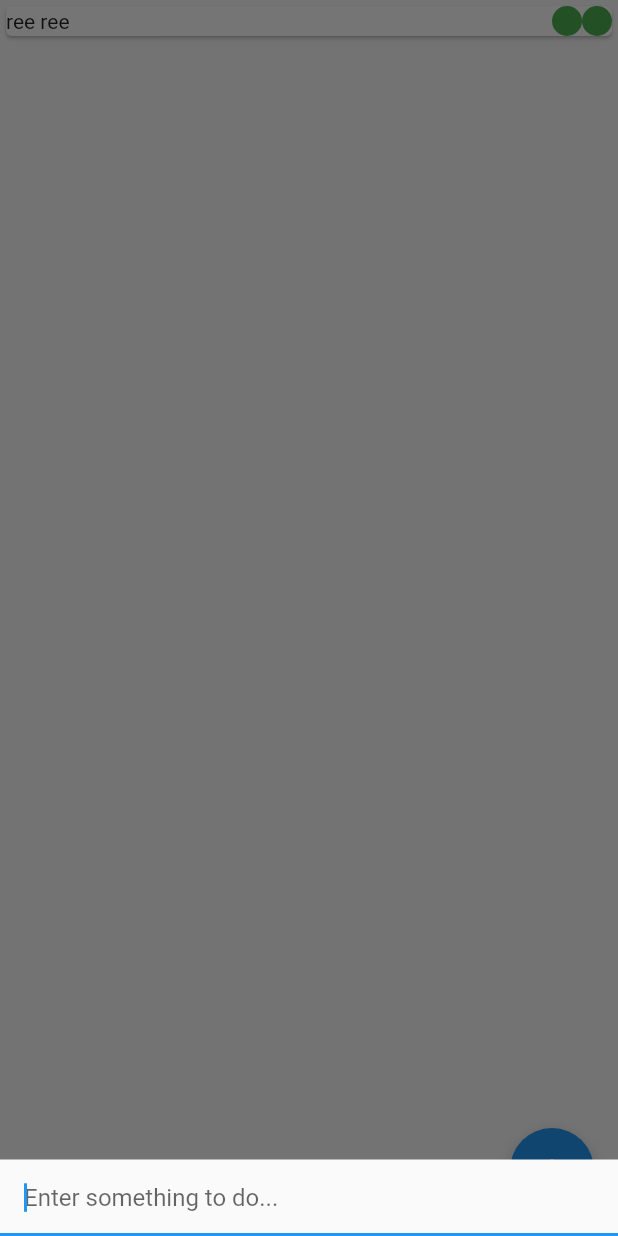
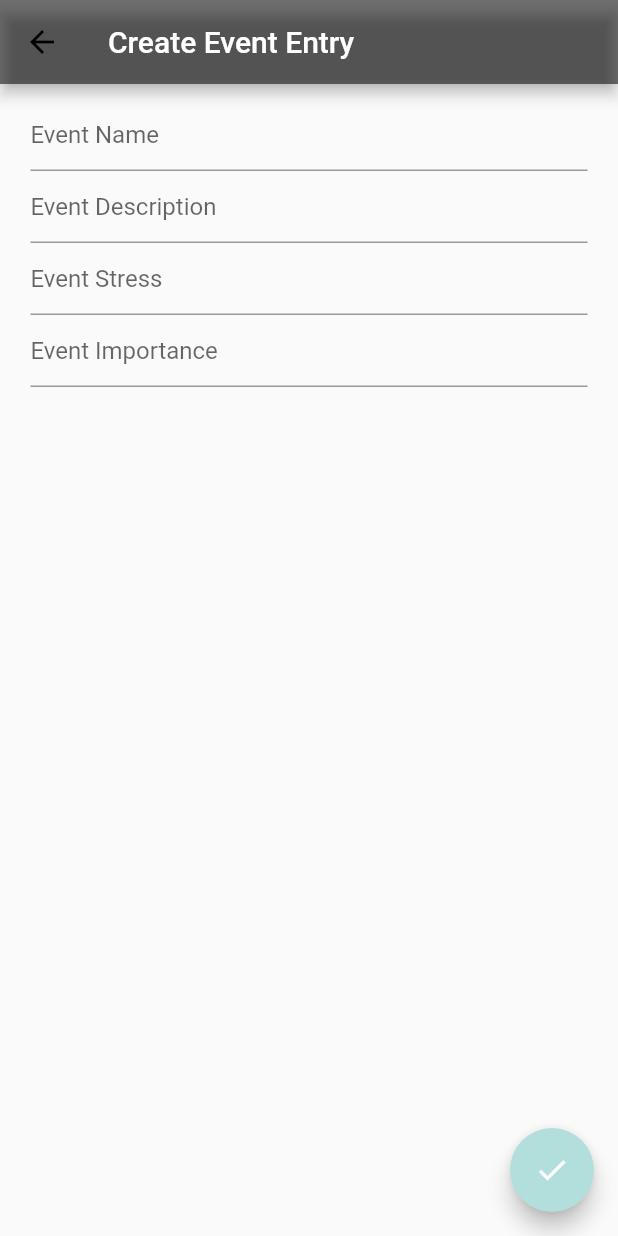
Before and after one commit to Doshy-Org/flutter-StressCalendar, a Flutter app: the TodoList screen opened directly, after a tap on the "add" icon, on a phone screen of 412 x 824 dp. Run offline on Flutter 3.47's test engine with Material 2 defaults, Android fonts, the phone set to English and light mode, and no system bars; missing offline and left inert: date_utils.

Commit message:
Added event entry
Co-authored-by: Emily Li <cookedmilk@gmail.com>

```diff
--- /dev/null
+++ b/calendar/lib/addEventEntry.dart
@@ -0,0 +1,174 @@
+import 'package:flutter/material.dart';
+import 'package:calendar/eventsPage.dart';
+import 'package:calendar/event.dart';
+class addEventEntry extends StatefulWidget
+{
+  @override
+  State<StatefulWidget> createState()
+  {
+    return _addEventEntryState();
+  }
+}
+
+class _addEventEntryState extends State<addEventEntry>
+{
+  String name;
+  String desc;
+  int stress;
+  int imp;
+
+  final GlobalKey<FormState> _addEventGlobalKey = GlobalKey<FormState>();
+
+Widget page(BuildContext ctxt)
+{
+  final double deviceWidth = MediaQuery.of(context).size.width;
+  final double targetWidth =
+   deviceWidth > 550.0 ? 500 : deviceWidth * 0.95;
+  final double paddingAmount = deviceWidth - targetWidth;
+   //translation:::
+  //  if(deviceWidth > 550.0)
+  //   targetWidth = 500;
+  // else
+  //   targetWidth = deviceWidth * 0.95;
+
+  return GestureDetector
+  (
+    //keyboard closes when user taps outside of keyboard
+
+    onTap:()
+    {
+
+    },
+
+    child: Container
+    (
+      margin: EdgeInsets.all(10.0),
+      child: Form(
+        key: _addEventGlobalKey,
+        child: ListView(
+          padding: EdgeInsets.symmetric(horizontal : paddingAmount/2),
+          children: <Widget>[
+
+            //build title text field
+            _buildName(),
+            //build journal text field
+            _buildDesc(),
+            _buildStress(),
+            _buildImp(),
+
+          ],
+        ),
+      ),
+    ),
+  );
+
+}
+
+Widget _buildName()
+{
+  return TextFormField
+  (
+    validator : (String name)
+    {
+      if(name.isEmpty)
+      {
+        return 'Event Name Required';
+      }
+    },
+    onSaved: (String name)
+    {
+      this.name = name;
+    },
+    decoration: InputDecoration(hintText: 'Event Name'),
+  );
+}
+
+Widget _buildDesc()
+{
+  return TextFormField
+  (
+    validator : (String desc)
+    {
+      if(desc.isEmpty)
+      {
+        return 'Event Description Required';
+      }
+    },
+    onSaved: (String entry)
+    {
+      this.desc = desc;
+    },
+    decoration: InputDecoration(hintText: 'Event Description'),
+  );
+}
+Widget _buildStress()
+{
+  return TextFormField
+  (
+    validator : (String stress)
+    {
+      if(stress.isEmpty)
+      {
+        return 'Stress Level Required';
+      }
+    },
+    onSaved: (String stress)
+    {
+      this.stress = int.parse(stress);
+    },
+    decoration: InputDecoration(hintText: 'Event Stress'),
+  );
+}
+Widget _buildImp()
+{
+  return TextFormField
+  (
+    validator : (String imp)
+    {
+      if(imp.isEmpty)
+      {
+        return 'Importance Level Required';
+      }
+    },
+    onSaved: (String imp)
+    {
+      this.imp = int.parse(imp);
+    },
+    decoration: InputDecoration(hintText: 'Event Importance'),
+  );
+}
+Widget build(BuildContext ctxt)
+  {
+    return Scaffold
+    (
+      appBar: AppBar(
+        title: Text('Create Event Entry',
+                    style: TextStyle(color: Colors.white),),
+        backgroundColor: Colors.black54,
+        actions: <Widget>[
+        ],
+      ),
+      body: page(ctxt),
+
+      floatingActionButton: FloatingActionButton(
+          elevation: 6.0,
+          onPressed: () {
+            // if(_addJournalGlobalKey.currentState.validate())
+            // {
+              _addEventGlobalKey.currentState.save();
+              list.addEvent(new EventInstance(name,desc,stress,imp));
+              Navigator.of(context).push(MaterialPageRoute(builder: (BuildContext context) {
+                return TodoList();
+              })).then((_) {
+
+              });
+            // }
+          },
+          child: Icon(Icons.check),
+          backgroundColor: Theme.of(context).primaryColor,
+
+
+        ),
+    );
+  }
+}
--- a/calendar/lib/addJournalEntry.dart
+++ b/calendar/lib/addJournalEntry.dart
@@ -104,7 +104,8 @@ Widget build(BuildContext ctxt)
     return Scaffold
     (
       appBar: AppBar(
-        title: Text('Create Journal'),
+        title: Text('Create Journal',
+                    style: TextStyle(color: Colors.white),),
         backgroundColor: Colors.black54,
         actions: <Widget>[
         ],
--- a/calendar/lib/drawer.dart
+++ b/calendar/lib/drawer.dart
@@ -4,6 +4,7 @@ import 'package:calendar/eventsPage.dart';
 import 'package:calendar/mainpage.dart';
 import 'package:calendar/journalPage.dart';
 import 'package:calendar/event.dart';
+import 'package:calendar/addJournalEntry.dart';
 
 class _Page {
   _Page({this.widget});
@@ -14,6 +15,7 @@ List<_Page> _allPages = <_Page>[
   _Page(widget: journalPage()),
   _Page(widget: Home()),
   _Page(widget: TodoList()),
+  _Page(widget: addJournalEntry()),
 ];
 
 class MyHomePage extends StatefulWidget {
--- a/calendar/lib/eventsPage.dart
+++ b/calendar/lib/eventsPage.dart
@@ -1,3 +1,4 @@
+import 'package:calendar/addEventEntry.dart';
 import 'package:flutter/material.dart';
 import 'package:calendar/event.dart';
 import 'dart:math';
@@ -49,9 +50,14 @@ class TodoListState extends State<TodoList> {
       floatingActionButton: new FloatingActionButton(
         onPressed:(){
           setState(() {
-            _showInput();
+            // _showInput();
+            Navigator.of(context)
+                .push(MaterialPageRoute(builder: (BuildContext context) {
+              return addEventEntry();
+            })).then((_) {
+
+            });
             //list.addEvent(new EventInstance("reee", "owo", rng.nextInt(5)+1, rng.nextInt(5)+1));
-            //print("press");
           });
         },
         tooltip: 'Add task',
@@ -69,6 +75,7 @@ class TodoListState extends State<TodoList> {
           onSubmitted: (val) {
             setState(() {
               list.addEvent(new EventInstance(val, val, 0, 0));
+              print(list.toString());
             });
 
             Navigator.pop(context); // Close the add todo screen
```
Lines whose indentation alone changed are shown as unchanged.
